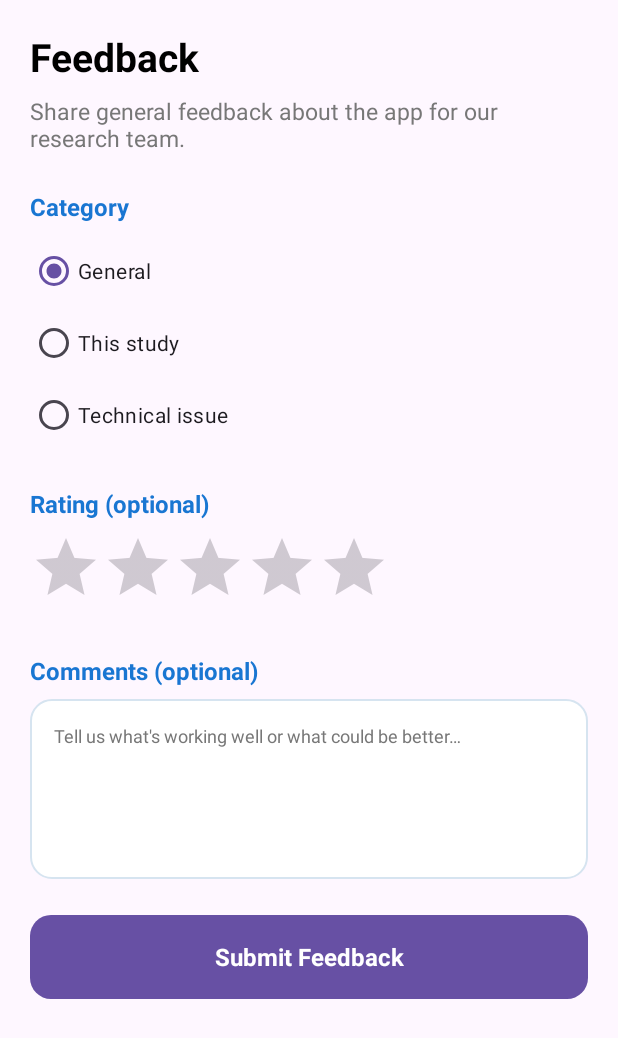
After one commit to exernt/it-project-team-5, an Android app: the FeedbackActivity screen opened directly, with no data from a screen before it, on a phone screen of 412 x 824 dp. The commit adds this screen. Shown: the top 1038 px of the screen. Run offline under Robolectric (Android 15) with nearby library versions, the phone set to English and light mode, and no system bars.

Commit message:
Add Feedback screen (category, rating, comment)

```diff
--- a/WalkingMeditationMobileApp-main/app/src/main/AndroidManifest.xml
+++ b/WalkingMeditationMobileApp-main/app/src/main/AndroidManifest.xml
@@ -77,6 +77,9 @@
         <activity
             android:name=".ResearcherRosterActivity"
             android:exported="false" />
+        <activity
+            android:name=".FeedbackActivity"
+            android:exported="false" />
 
         <!-- Google Maps / Places API Key -->
         <meta-data
--- /dev/null
+++ b/WalkingMeditationMobileApp-main/app/src/main/java/com/example/walking_meditation/FeedbackActivity.java
@@ -0,0 +1,153 @@
+package com.example.walking_meditation;
+
+import static com.example.walking_meditation.nav.Extras.EXTRA_STUDY_ID;
+import static com.example.walking_meditation.nav.Extras.EXTRA_STUDY_NAME;
+
+import android.os.Bundle;
+import android.view.View;
+import android.widget.Button;
+import android.widget.EditText;
+import android.widget.ProgressBar;
+import android.widget.RadioGroup;
+import android.widget.RatingBar;
+import android.widget.TextView;
+import android.widget.Toast;
+
+import androidx.annotation.NonNull;
+import androidx.annotation.Nullable;
+import androidx.appcompat.app.AppCompatActivity;
+
+import com.example.walking_meditation.utils.FeedbackApiClient;
+
+import okhttp3.OkHttpClient;
+
+/**
+ * Lets participants submit feedback for research purposes, either about the
+ * app in general or, when launched from a study screen, about that study
+ * specifically.
+ */
+public class FeedbackActivity extends AppCompatActivity {
+    private final OkHttpClient httpClient = new OkHttpClient();
+
+    private ProgressBar progress;
+    private View scroll;
+    private TextView contextView;
+    private RadioGroup categoryGroup;
+    private RatingBar ratingBar;
+    private EditText commentField;
+    private TextView messageView;
+    private Button submitButton;
+
+    private @Nullable String studyId;
+
+    @Override
+    protected void onCreate(Bundle savedInstanceState) {
+        super.onCreate(savedInstanceState);
+        setContentView(R.layout.activity_feedback);
+        setTitle(R.string.feedback_heading);
+
+        progress = findViewById(R.id.feedbackProgress);
+        scroll = findViewById(R.id.feedbackScroll);
+        contextView = findViewById(R.id.feedbackContext);
+        categoryGroup = findViewById(R.id.feedbackCategoryGroup);
+        ratingBar = findViewById(R.id.feedbackRating);
+        commentField = findViewById(R.id.feedbackComment);
+        messageView = findViewById(R.id.feedbackMessage);
+        submitButton = findViewById(R.id.btnSubmitFeedback);
+
+        studyId = getIntent().getStringExtra(EXTRA_STUDY_ID);
+        String studyName = getIntent().getStringExtra(EXTRA_STUDY_NAME);
+
+        if (studyId != null && !studyId.isEmpty()) {
+            categoryGroup.check(R.id.categoryStudy);
+            contextView.setText(
+                    studyName == null || studyName.isEmpty()
+                            ? getString(R.string.feedback_context_study_unnamed)
+                            : getString(R.string.feedback_context_study, studyName)
+            );
+        } else {
+            contextView.setText(R.string.feedback_context_general);
+        }
+
+        submitButton.setOnClickListener(view -> submitFeedback());
+    }
+
+    private void submitFeedback() {
+        String category = selectedCategory();
+        int ratingValue = (int) ratingBar.getRating();
+        String comment = commentField.getText() == null
+                ? ""
+                : commentField.getText().toString().trim();
+
+        if (ratingValue == 0 && comment.isEmpty()) {
+            showMessage(getString(R.string.feedback_missing_input));
+            return;
+        }
+
+        hideMessage();
+        submitButton.setEnabled(false);
+        submitButton.setText(R.string.feedback_submitting);
+
+        FeedbackApiClient.submitFeedback(
+                this,
+                httpClient,
+                category.equals("study") ? studyId : null,
+                category,
+                ratingValue == 0 ? null : ratingValue,
+                comment.isEmpty() ? null : comment,
+                new FeedbackApiClient.SubmitListener() {
+                    @Override
+                    public void onSubmitted() {
+                        runOnUiThread(() -> {
+                            if (isFinishing() || isDestroyed()) {
+                                return;
+                            }
+                            Toast.makeText(
+                                    FeedbackActivity.this,
+                                    R.string.feedback_thanks,
+                                    Toast.LENGTH_LONG
+                            ).show();
+                            finish();
+                        });
+                    }
+
+                    @Override
+                    public void onFailure(@NonNull String message) {
+                        runOnUiThread(() -> {
+                            if (isFinishing() || isDestroyed()) {
+                                return;
+                            }
+                            resetSubmitButton();
+                            showMessage(message);
+                        });
+                    }
+                }
+        );
+    }
+
+    @NonNull
+    private String selectedCategory() {
+        int checkedId = categoryGroup.getCheckedRadioButtonId();
+        if (checkedId == R.id.categoryStudy) {
+            return "study";
+        }
+        if (checkedId == R.id.categoryTechnical) {
+            return "technical";
+        }
+        return "general";
+    }
+
+    private void resetSubmitButton() {
+        submitButton.setEnabled(true);
+        submitButton.setText(R.string.feedback_submit);
+    }
+
+    private void showMessage(@NonNull String message) {
+        messageView.setText(message);
+        messageView.setVisibility(View.VISIBLE);
+    }
+
+    private void hideMessage() {
+        messageView.setVisibility(View.GONE);
+    }
+}
--- /dev/null
+++ b/WalkingMeditationMobileApp-main/app/src/main/res/layout/activity_feedback.xml
@@ -0,0 +1,128 @@
+<?xml version="1.0" encoding="utf-8"?>
+<androidx.constraintlayout.widget.ConstraintLayout
+    xmlns:android="http://schemas.android.com/apk/res/android"
+    xmlns:app="http://schemas.android.com/apk/res-auto"
+    android:layout_width="match_parent"
+    android:layout_height="match_parent">
+
+    <ProgressBar
+        android:id="@+id/feedbackProgress"
+        android:layout_width="wrap_content"
+        android:layout_height="wrap_content"
+        android:visibility="gone"
+        app:layout_constraintBottom_toBottomOf="parent"
+        app:layout_constraintEnd_toEndOf="parent"
+        app:layout_constraintStart_toStartOf="parent"
+        app:layout_constraintTop_toTopOf="parent" />
+
+    <ScrollView
+        android:id="@+id/feedbackScroll"
+        android:layout_width="match_parent"
+        android:layout_height="match_parent"
+        android:fillViewport="true">
+
+        <LinearLayout
+            android:layout_width="match_parent"
+            android:layout_height="wrap_content"
+            android:orientation="vertical"
+            android:padding="@dimen/screen_padding_horizontal">
+
+            <TextView
+                android:layout_width="match_parent"
+                android:layout_height="wrap_content"
+                android:text="@string/feedback_heading"
+                android:textColor="@color/black"
+                android:textSize="26sp"
+                android:textStyle="bold" />
+
+            <TextView
+                android:id="@+id/feedbackContext"
+                android:layout_width="match_parent"
+                android:layout_height="wrap_content"
+                android:layout_marginTop="@dimen/space_8"
+                android:text="@string/feedback_context_general"
+                android:textColor="@color/hint_grey"
+                android:textSize="15sp" />
+
+            <TextView
+                style="@style/App.Label"
+                android:layout_marginTop="@dimen/space_24"
+                android:text="@string/feedback_category_label" />
+
+            <RadioGroup
+                android:id="@+id/feedbackCategoryGroup"
+                android:layout_width="match_parent"
+                android:layout_height="wrap_content"
+                android:orientation="vertical">
+
+                <RadioButton
+                    android:id="@+id/categoryGeneral"
+                    android:layout_width="wrap_content"
+                    android:layout_height="wrap_content"
+                    android:checked="true"
+                    android:text="@string/feedback_category_general" />
+
+                <RadioButton
+                    android:id="@+id/categoryStudy"
+                    android:layout_width="wrap_content"
+                    android:layout_height="wrap_content"
+                    android:text="@string/feedback_category_study" />
+
+                <RadioButton
+                    android:id="@+id/categoryTechnical"
+                    android:layout_width="wrap_content"
+                    android:layout_height="wrap_content"
+                    android:text="@string/feedback_category_technical" />
+
+            </RadioGroup>
+
+            <TextView
+                style="@style/App.Label"
+                android:layout_marginTop="@dimen/space_24"
+                android:text="@string/feedback_rating_label" />
+
+            <RatingBar
+                android:id="@+id/feedbackRating"
+                style="?android:attr/ratingBarStyle"
+                android:layout_width="wrap_content"
+                android:layout_height="wrap_content"
+                android:layout_gravity="start"
+                android:numStars="5"
+                android:stepSize="1"
+                android:rating="0" />
+
+            <TextView
+                style="@style/App.Label"
+                android:layout_marginTop="@dimen/space_24"
+                android:text="@string/feedback_comment_label" />
+
+            <EditText
+                android:id="@+id/feedbackComment"
+                style="@style/App.RoundedInput"
+                android:layout_height="120dp"
+                android:gravity="top|start"
+                android:hint="@string/feedback_comment_hint"
+                android:inputType="textMultiLine|textCapSentences"
+                android:autofillHints="" />
+
+            <TextView
+                android:id="@+id/feedbackMessage"
+                android:layout_width="match_parent"
+                android:layout_height="wrap_content"
+                android:layout_marginTop="@dimen/space_12"
+                android:textColor="@color/leave_red"
+                android:textSize="14sp"
+                android:visibility="gone" />
+
+            <Button
+                android:id="@+id/btnSubmitFeedback"
+                style="@style/App.PrimaryButton"
+                android:layout_marginTop="@dimen/space_24"
+                android:layout_marginBottom="@dimen/space_32"
+                android:text="@string/feedback_submit" />
+
+        </LinearLayout>
+
+    </ScrollView>
+
+</androidx.constraintlayout.widget.ConstraintLayout>
--- a/WalkingMeditationMobileApp-main/app/src/main/res/values/strings.xml
+++ b/WalkingMeditationMobileApp-main/app/src/main/res/values/strings.xml
@@ -75,6 +75,23 @@
     <string name="next">Next</string>
     <string name="previous">Previous</string>
 
+    <string name="give_feedback">Give Feedback</string>
+    <string name="feedback_heading">Feedback</string>
+    <string name="feedback_context_general">Share general feedback about the app for our research team.</string>
+    <string name="feedback_context_study">Feedback for study: %1$s</string>
+    <string name="feedback_context_study_unnamed">Feedback for your current study</string>
+    <string name="feedback_category_label">Category</string>
+    <string name="feedback_category_general">General</string>
+    <string name="feedback_category_study">This study</string>
+    <string name="feedback_category_technical">Technical issue</string>
+    <string name="feedback_rating_label">Rating (optional)</string>
+    <string name="feedback_comment_label">Comments (optional)</string>
+    <string name="feedback_comment_hint">Tell us what\'s working well or what could be better…</string>
+    <string name="feedback_missing_input">Please add a rating, a comment, or both.</string>
+    <string name="feedback_submit">Submit Feedback</string>
+    <string name="feedback_submitting">Submitting…</string>
+    <string name="feedback_thanks">Thanks for your feedback!</string>
+
     <string name="lorem_ipsum">
         Lorem ipsum dolor sit amet, consectetur adipiscing elit. Nam in scelerisque sem. Mauris
         volutpat, dolor id interdum ullamcorper, risus dolor egestas lectus, sit amet mattis purus
```
